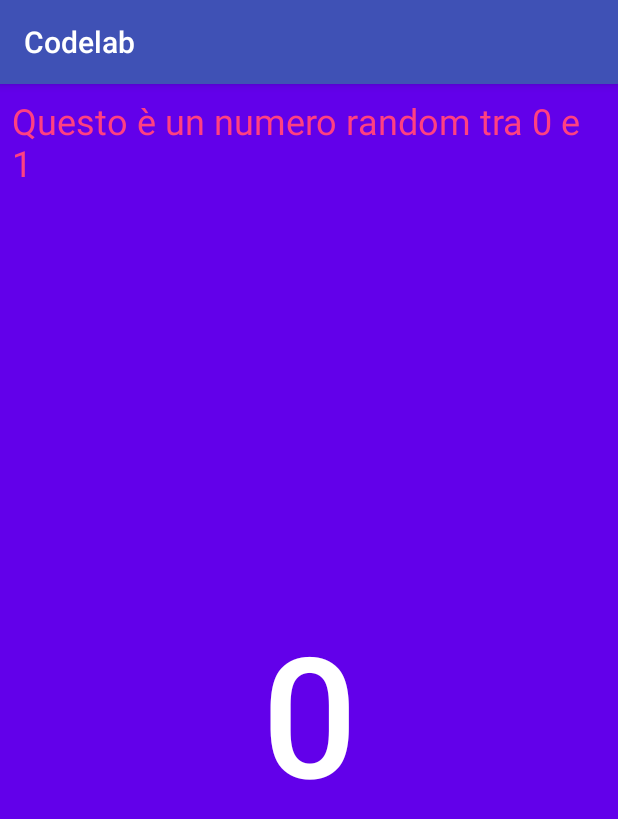
After one commit to INDAPP/Codelab, an Android app: the RandomActivity screen opened directly, with no data from a screen before it, on a phone screen of 412 x 824 dp. The commit adds this screen. Shown: the top 819 px of the screen. Run offline under Robolectric (Android 15) with nearby library versions, the phone set to English and light mode, and no system bars.

Commit message:
01/06/2018 half

```diff
--- a/app/build.gradle
+++ b/app/build.gradle
@@ -24,7 +24,7 @@ android {
 
 dependencies {
     implementation fileTree(dir: 'libs', include: ['*.jar'])
-    implementation"org.jetbrains.kotlin:kotlin-stdlib-jre7:$kotlin_version"
+    implementation "org.jetbrains.kotlin:kotlin-stdlib-jre7:$kotlin_version"
     implementation 'com.android.support:appcompat-v7:27.1.1'
     implementation 'com.android.support.constraint:constraint-layout:1.1.0'
     testImplementation 'junit:junit:4.12'
--- a/app/src/main/AndroidManifest.xml
+++ b/app/src/main/AndroidManifest.xml
@@ -16,6 +16,7 @@
                 <category android:name="android.intent.category.LAUNCHER" />
             </intent-filter>
         </activity>
+        <activity android:name=".RandomActivity" />
     </application>
 
 </manifest>
--- a/app/src/main/java/info/socialhackathonumbria/codelab/MainActivity.kt
+++ b/app/src/main/java/info/socialhackathonumbria/codelab/MainActivity.kt
@@ -1,5 +1,6 @@
 package info.socialhackathonumbria.codelab
 
+import android.content.Intent
 import android.support.v7.app.AppCompatActivity
 import android.os.Bundle
 import android.view.View
@@ -14,7 +15,7 @@ class MainActivity : AppCompatActivity() {
 
         buttonToast.setOnClickListener(this::showToast)
         buttonCount.setOnClickListener(this::increaseCount)
-
+        buttonRandom.setOnClickListener(this::showRandom)
     }
 
 
@@ -28,4 +29,14 @@ class MainActivity : AppCompatActivity() {
         count++
         textView.text = "$count"
     }
+
+    fun showRandom(view: View) {
+        val intent = Intent(this, RandomActivity::class.java)
+
+        intent.putExtra(RandomActivity.EXTRA_COUNTER, count)
+
+        startActivity(intent)
+    }
+
+
 }
--- /dev/null
+++ b/app/src/main/java/info/socialhackathonumbria/codelab/RandomActivity.kt
@@ -0,0 +1,31 @@
+package info.socialhackathonumbria.codelab
+
+import android.support.v7.app.AppCompatActivity
+import android.os.Bundle
+import kotlinx.android.synthetic.main.activity_random.*
+import java.util.*
+
+class RandomActivity : AppCompatActivity() {
+
+
+    override fun onCreate(savedInstanceState: Bundle?) {
+        super.onCreate(savedInstanceState)
+        setContentView(R.layout.activity_random)
+
+        val random = Random()
+
+        val max = intent.getIntExtra(EXTRA_COUNTER, 1)
+        val rnd = random.nextInt(max)
+
+        val text = getString(R.string.random_description, max)
+
+        textDescription.text = text
+        textRandom.text = rnd.toString()
+    }
+
+
+    companion object {
+        val EXTRA_COUNTER = "counter"
+    }
+
+}
--- /dev/null
+++ b/app/src/main/res/layout/activity_random.xml
@@ -0,0 +1,41 @@
+<?xml version="1.0" encoding="utf-8"?>
+<android.support.constraint.ConstraintLayout xmlns:android="http://schemas.android.com/apk/res/android"
+    xmlns:app="http://schemas.android.com/apk/res-auto"
+    xmlns:tools="http://schemas.android.com/tools"
+    android:layout_width="match_parent"
+    android:layout_height="match_parent"
+    android:background="@color/colorBackground"
+    tools:context=".RandomActivity">
+
+    <TextView
+        android:id="@+id/textDescription"
+        android:layout_width="0dp"
+        android:layout_height="wrap_content"
+        android:layout_marginEnd="8dp"
+        android:layout_marginStart="8dp"
+        android:layout_marginTop="8dp"
+        android:text="@string/random_description"
+        android:textAppearance="@style/TextAppearance.AppCompat.Display1"
+        android:textColor="@color/colorAccent"
+        android:textSize="24sp"
+        app:layout_constraintEnd_toEndOf="parent"
+        app:layout_constraintStart_toStartOf="parent"
+        app:layout_constraintTop_toTopOf="parent" />
+
+    <TextView
+        android:id="@+id/textRandom"
+        android:layout_width="wrap_content"
+        android:layout_height="wrap_content"
+        android:layout_marginBottom="8dp"
+        android:layout_marginEnd="8dp"
+        android:layout_marginStart="8dp"
+        android:layout_marginTop="8dp"
+        android:text="0"
+        android:textAppearance="@style/TextAppearance.AppCompat.Display4"
+        android:textColor="@android:color/white"
+        android:textStyle="bold"
+        app:layout_constraintBottom_toBottomOf="parent"
+        app:layout_constraintEnd_toEndOf="parent"
+        app:layout_constraintStart_toStartOf="parent"
+        app:layout_constraintTop_toBottomOf="@+id/textDescription" />
+</android.support.constraint.ConstraintLayout>
--- a/app/src/main/res/values/colors.xml
+++ b/app/src/main/res/values/colors.xml
@@ -2,6 +2,6 @@
 <resources>
     <color name="colorPrimary">#3F51B5</color>
     <color name="colorPrimaryDark">#303F9F</color>
-    <color name="colorAccent">#FF4081</color>
+    <color name="colorAccent">#ff4081</color>
     <color name="colorBackground">#6200ea</color>
 </resources>
--- a/app/src/main/res/values/strings.xml
+++ b/app/src/main/res/values/strings.xml
@@ -1,4 +1,5 @@
 <resources>
     <string name="app_name">Codelab</string>
     <string name="main_text">Hello World!</string>
+    <string name="random_description">Questo è un numero random tra 0 e %1d</string>
 </resources>
```
